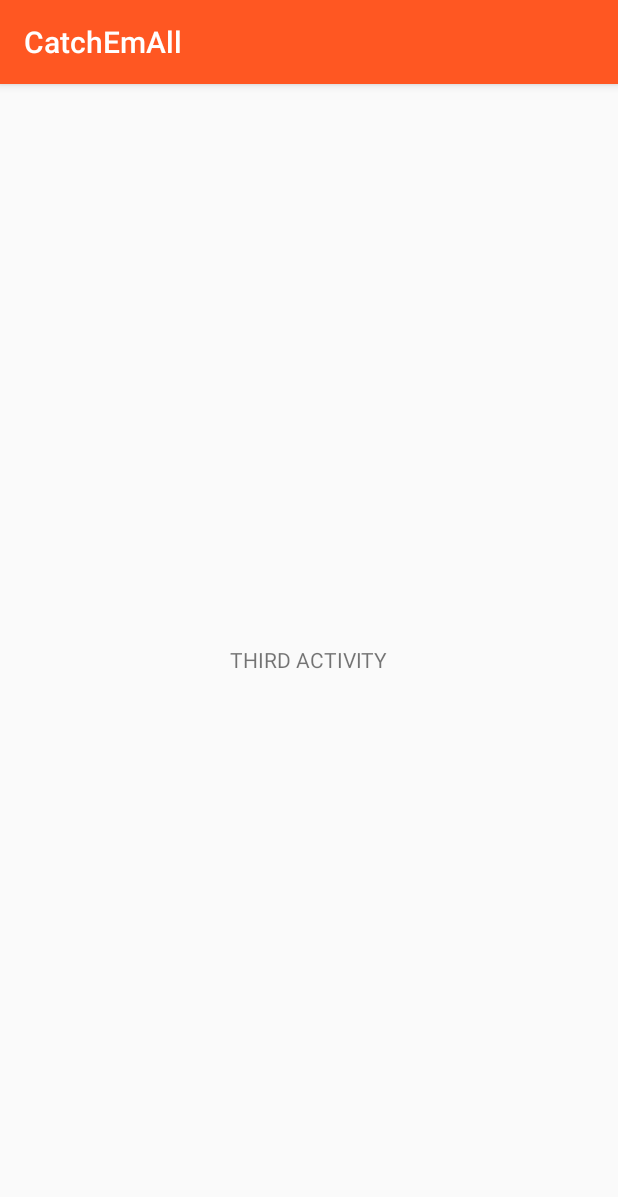
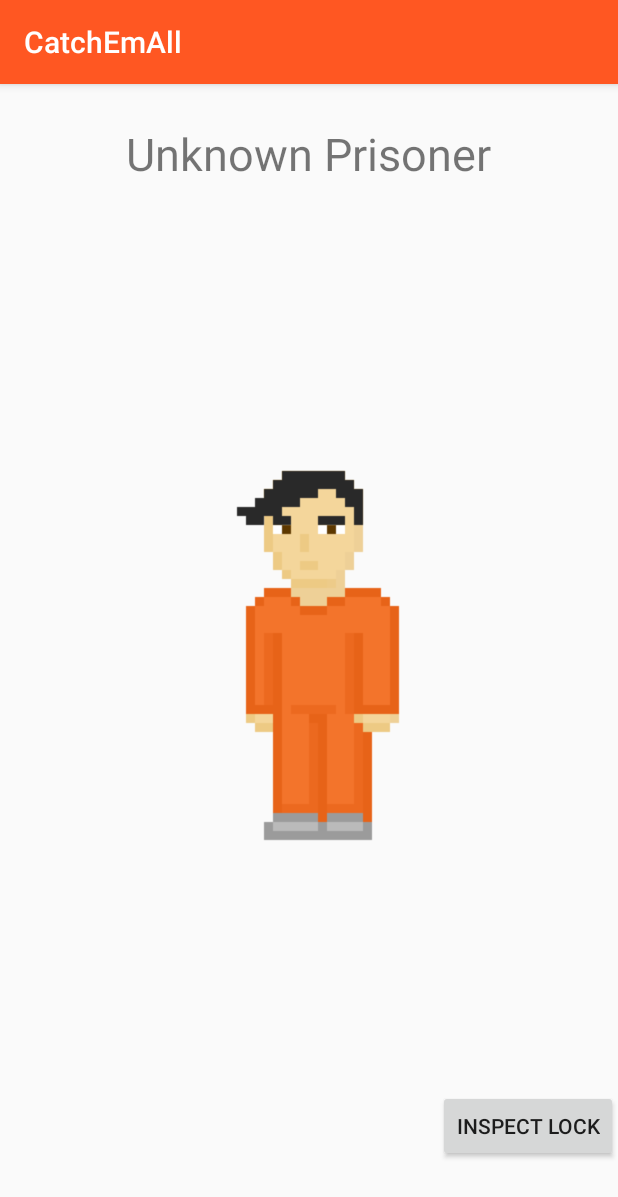
Before and after one commit to dannylui91/CatchEmAll, an Android app: the PrisonCell screen opened directly, with no data from a screen before it, on a phone screen of 412 x 824 dp. Shown: the top 1197 px of the screen. Run offline under Robolectric (Android 15) with nearby library versions, the phone set to English and light mode, and no system bars; 7 statements that could not run were skipped.

Commit message:
changed activity names/display prisoner in Cell Activity

```diff
--- a/app/src/main/AndroidManifest.xml
+++ b/app/src/main/AndroidManifest.xml
@@ -13,14 +13,14 @@
         android:label="@string/app_name"
         android:supportsRtl="true"
         android:theme="@style/AppTheme">
-        <activity android:name=".MainActivity">
+        <activity android:name=".CellBlock">
             <intent-filter>
                 <action android:name="android.intent.action.MAIN" />
 
                 <category android:name="android.intent.category.LAUNCHER" />
             </intent-filter>
         </activity>
-        <activity android:name=".SecondActivity" />
+        <activity android:name=".PrisonerEncounter" />
 
         <receiver
             android:name=".service.MyAlarmReceiver"
@@ -36,7 +36,7 @@
             </intent-filter>
         </receiver>
 
-        <activity android:name=".ThirdActivity"></activity>
+        <activity android:name=".PrisonCell"></activity>
     </application>
 
 </manifest>
--- a/app/src/main/java/nyc/c4q/jonathancolon/catchemall/MainActivity.java
+++ b/app/src/main/java/nyc/c4q/jonathancolon/catchemall/CellBlock.java
@@ -16,8 +16,8 @@ import nyc.c4q.jonathancolon.catchemall.service.MyService;
 import nyc.c4q.jonathancolon.catchemall.sqlite.PrisonerDatabaseHelper;
 import nyc.c4q.jonathancolon.catchemall.sqlite.SqlHelper;
 
-public class MainActivity extends AppCompatActivity implements PrisonerAdapter.Listener {
-    private static final String TAG = MainActivity.class.getName();
+public class CellBlock extends AppCompatActivity implements PrisonerAdapter.Listener {
+    private static final String TAG = CellBlock.class.getName();
     private static PrisonerDatabaseHelper prisonerDatabaseHelper;
     private SQLiteDatabase db;
     private RecyclerView recyclerView;
@@ -25,13 +25,13 @@ public class MainActivity extends AppCompatActivity implements PrisonerAdapter.L
     @Override
     protected void onCreate(Bundle savedInstanceState) {
         super.onCreate(savedInstanceState);
-        setContentView(R.layout.activity_main);
+        setContentView(R.layout.activity_cellblock);
 
         setupRecyclerView();
         populateRecyclerFromDb();
 
         if (!MyService.hasStarted) {
-            System.out.println("MainActivity: starting service");
+            System.out.println("CellBlock: starting service");
             startService();
         }
     }
@@ -67,8 +67,8 @@ public class MainActivity extends AppCompatActivity implements PrisonerAdapter.L
     public void onPrisonerClicked(Prisoner prisoner) {
         System.out.println("Clicked prisoner: " + prisoner.getFirstName() + " " + prisoner.getLastName());
         //logic after clicking one of the prisoners
-        Intent intent = new Intent(this, ThirdActivity.class);
-        intent.putExtra(ThirdActivity.PRISONER_KEY, prisoner);
+        Intent intent = new Intent(this, PrisonCell.class);
+        intent.putExtra(PrisonCell.PRISONER_KEY, prisoner);
         startActivity(intent);
     }
 }
--- a/app/src/main/java/nyc/c4q/jonathancolon/catchemall/ThirdActivity.java
+++ b/app/src/main/java/nyc/c4q/jonathancolon/catchemall/PrisonCell.java
@@ -3,22 +3,37 @@ package nyc.c4q.jonathancolon.catchemall;
 import android.content.Intent;
 import android.os.Bundle;
 import android.support.v7.app.AppCompatActivity;
+import android.widget.TextView;
 
 import nyc.c4q.jonathancolon.catchemall.models.prisoner.Prisoner;
+import nyc.c4q.jonathancolon.catchemall.models.prisoner.PrisonerHelper;
 
-public class ThirdActivity extends AppCompatActivity {
+public class PrisonCell extends AppCompatActivity {
     public static final String PRISONER_KEY = "prisoner_key_third_activity";
+
+    private TextView nameLayer;
+
 
     @Override
     protected void onCreate(Bundle savedInstanceState) {
         super.onCreate(savedInstanceState);
-        setContentView(R.layout.activity_third);
+        setContentView(R.layout.activity_prison_cell);
 
         Intent intent = getIntent();
         Prisoner prisoner = (Prisoner) intent.getExtras().getSerializable(PRISONER_KEY);
         //checking if getting the right prisoner from main activity
         System.out.println("FROM THIRD ACTIVITY: " + prisoner.getFirstName() + " " + prisoner.getLastName());
+        initViews();
+        PrisonerHelper prisonerHelper = new PrisonerHelper(this);
+        prisonerHelper.updatePrisonerSpriteView(prisoner);
+        nameLayer.setText(prisoner.getFirstName() + " " + prisoner.getLastName());
+
+
 
 
     }
+
+    private void initViews() {
+        nameLayer = (TextView)findViewById(R.id.prisoner_name);
+    }
 }
--- a/app/src/main/java/nyc/c4q/jonathancolon/catchemall/service/MyService.java
+++ b/app/src/main/java/nyc/c4q/jonathancolon/catchemall/service/MyService.java
@@ -12,7 +12,7 @@ import android.support.v4.content.WakefulBroadcastReceiver;
 import android.widget.Toast;
 
 import nyc.c4q.jonathancolon.catchemall.R;
-import nyc.c4q.jonathancolon.catchemall.SecondActivity;
+import nyc.c4q.jonathancolon.catchemall.PrisonerEncounter;
 import nyc.c4q.jonathancolon.catchemall.models.UinamesModel;
 import nyc.c4q.jonathancolon.catchemall.models.prisoner.Prisoner;
 import nyc.c4q.jonathancolon.catchemall.models.prisoner.PrisonerBuilder;
@@ -88,8 +88,8 @@ public class MyService extends IntentService {
         int NOTIFICATION_ID = 555;
 
         // Define an intent to trigger when notification is selected (in this case to open an activity)
-        Intent intent = new Intent(this, SecondActivity.class);
-        intent.putExtra(SecondActivity.PRISONER_KEY, prisoner);
+        Intent intent = new Intent(this, PrisonerEncounter.class);
+        intent.putExtra(PrisonerEncounter.PRISONER_KEY, prisoner);
 
         // Turn this into a PendingIntent
         int requestID = (int) System.currentTimeMillis(); // Unique requestID to differentiate between various notification with same notification ID
--- a/app/src/main/java/nyc/c4q/jonathancolon/catchemall/sqlite/SqlHelper.java
+++ b/app/src/main/java/nyc/c4q/jonathancolon/catchemall/sqlite/SqlHelper.java
@@ -30,7 +30,7 @@ public class SqlHelper {
             }
             itr.close();
         } catch (Exception e) {
-            Log.e("MainActivity", "selectAllCats: ", e);
+            Log.e("CellBlock", "selectAllCats: ", e);
         }
         return prisoners;
     }
--- a/app/src/main/res/layout/activity_third.xml
+++ b/app/src/main/res/layout/activity_cellblock.xml
@@ -1,18 +1,18 @@
 <?xml version="1.0" encoding="utf-8"?>
 <RelativeLayout xmlns:android="http://schemas.android.com/apk/res/android"
     xmlns:tools="http://schemas.android.com/tools"
-    android:id="@+id/activity_third"
+    android:id="@+id/activity_cellblock"
     android:layout_width="match_parent"
     android:layout_height="match_parent"
     android:paddingBottom="@dimen/activity_vertical_margin"
     android:paddingLeft="@dimen/activity_horizontal_margin"
     android:paddingRight="@dimen/activity_horizontal_margin"
     android:paddingTop="@dimen/activity_vertical_margin"
-    tools:context="nyc.c4q.jonathancolon.catchemall.ThirdActivity">
+    tools:context="nyc.c4q.jonathancolon.catchemall.CellBlock">
 
-    <TextView
-        android:layout_width="wrap_content"
-        android:layout_height="wrap_content"
-        android:layout_centerInParent="true"
-        android:text="THIRD ACTIVITY"/>
+    <android.support.v7.widget.RecyclerView
+        android:id="@+id/recyclerview"
+        android:layout_width="match_parent"
+        android:layout_height="match_parent">
+    </android.support.v7.widget.RecyclerView>
 </RelativeLayout>
--- a/app/src/main/res/layout/activity_second.xml
+++ b/app/src/main/res/layout/activity_prison_cell.xml
@@ -4,7 +4,7 @@
     android:id="@+id/activity_prison_cell"
     android:layout_width="match_parent"
     android:layout_height="match_parent"
-    tools:context="nyc.c4q.jonathancolon.catchemall.SecondActivity">
+    tools:context="nyc.c4q.jonathancolon.catchemall.PrisonerEncounter">
 
     <!--  Place the objects you want on the bottom here -->
     <RelativeLayout
@@ -72,14 +72,6 @@
             android:layout_height="match_parent"
             android:layout_width="match_parent">
 
-            <Button
-                android:id="@+id/prisoner_button"
-                android:text="Capture Prisoner"
-                android:layout_width="wrap_content"
-                android:layout_height="wrap_content"
-                android:layout_alignParentBottom="true"
-                android:layout_centerHorizontal="true" />
-
         </RelativeLayout>
 
         <RelativeLayout
@@ -96,6 +88,15 @@
                 android:layout_alignParentTop="true"
                 android:layout_centerHorizontal="true" />
 
+            <Button
+                android:id="@+id/inspect_lock_button"
+                android:text="Inspect Lock"
+                android:layout_width="wrap_content"
+                android:layout_height="wrap_content"
+                android:layout_marginBottom="49dp"
+                android:layout_alignParentBottom="true"
+                android:layout_alignParentEnd="true" />
+
         </RelativeLayout>
         <!--  Place the objects you want on the top here -->
 
--- a/app/src/main/res/layout/vh_prisoner.xml
+++ b/app/src/main/res/layout/vh_prisoner.xml
@@ -5,10 +5,10 @@
 
     <FrameLayout xmlns:android="http://schemas.android.com/apk/res/android"
         xmlns:tools="http://schemas.android.com/tools"
-        android:id="@+id/activity_prison_cell"
+        android:id="@+id/vh_prison_cell"
         android:layout_width="match_parent"
         android:layout_height="match_parent"
-        tools:context="nyc.c4q.jonathancolon.catchemall.SecondActivity">
+        tools:context="nyc.c4q.jonathancolon.catchemall.PrisonerEncounter">
 
         <RelativeLayout
             android:id="@+id/skintone_layer"
```
Also changed, not shown: app/src/main/java/nyc/c4q/jonathancolon/catchemall/PrisonerEncounter.java (renamed from app/src/main/java/nyc/c4q/jonathancolon/catchemall/SecondActivity.java, +5 -5 lines), app/src/main/res/layout/activity_main.xml (deleted, +0 -18 lines), app/src/main/res/layout/activity_prisoner_encounter.xml (added, +103 -0 lines).
